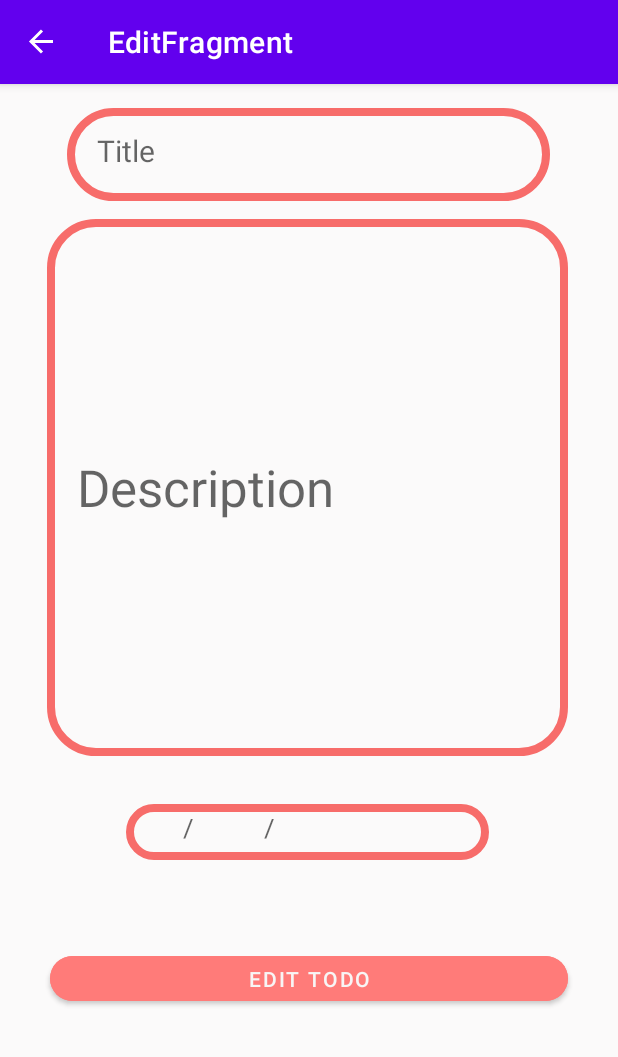
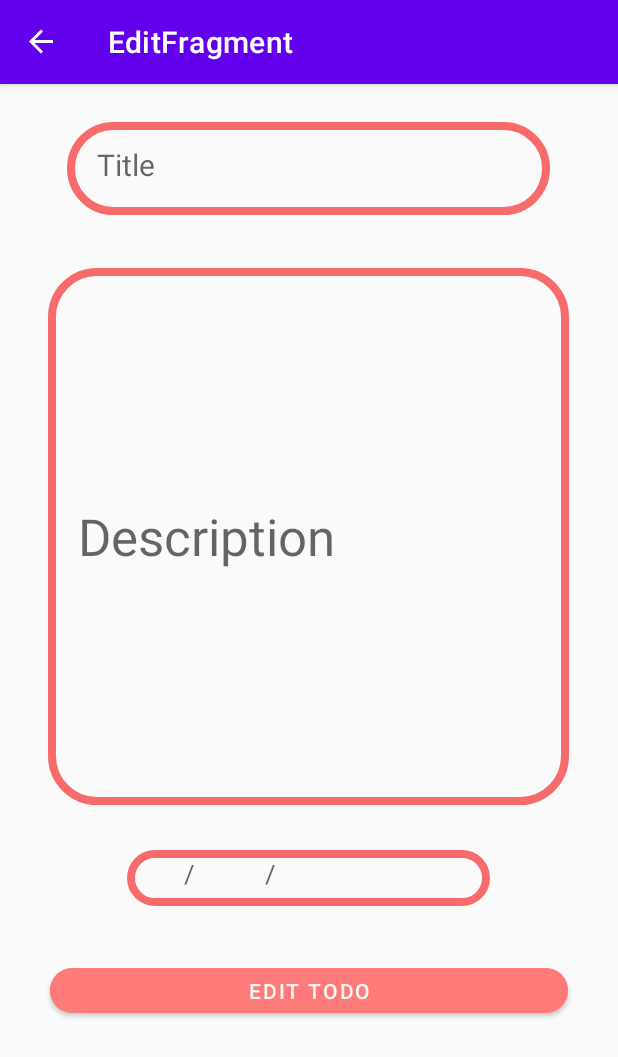
Before and after one commit to waadalshammari/Todo, an Android app: the EditFragment screen opened through its navigation route, on a phone screen of 412 x 824 dp. Shown: the top 1057 px of the screen. Run offline under Robolectric (Android 15) with nearby library versions, the phone set to English and light mode, and no system bars; our stand-ins replace Room's generated code, navigation-ui.

Commit message:
10 commit

```diff
--- a/app/src/main/java/com/example/todo/Splash.kt
+++ b/app/src/main/java/com/example/todo/Splash.kt
@@ -11,7 +11,7 @@ class Splash : AppCompatActivity() {
     override fun onCreate(savedInstanceState: Bundle?) {
         super.onCreate(savedInstanceState)
         setContentView(R.layout.activity_splash)
-
+        supportActionBar?.hide()
         val intent= Intent(this,MainActivity::class.java)// why we put this??
         object : CountDownTimer(2000,1000){
             override fun onTick(p0: Long) {
--- a/app/src/main/java/com/example/todo/view/AddFragment.kt
+++ b/app/src/main/java/com/example/todo/view/AddFragment.kt
@@ -32,6 +32,8 @@ class AddFragment : Fragment() {
     override fun onViewCreated(view: View, savedInstanceState: Bundle?) {
         super.onViewCreated(view, savedInstanceState)
          val formatDate = SimpleDateFormat("dd MMMM YYYY", Locale.ENGLISH)
+
+
         val titleEditText: EditText = view.findViewById(R.id.title_add)
         val desEditText: EditText = view.findViewById(R.id.des_add)
         val dateEditText: EditText = view.findViewById(R.id.date_add)
--- a/app/src/main/java/com/example/todo/view/EditFragment.kt
+++ b/app/src/main/java/com/example/todo/view/EditFragment.kt
@@ -11,6 +11,7 @@ import android.widget.EditText
 import androidx.fragment.app.activityViewModels
 import androidx.navigation.fragment.findNavController
 import com.example.todo.R
+import java.text.SimpleDateFormat
 import java.util.*
 
 
@@ -26,6 +27,9 @@ class EditFragment : Fragment() {
 }
     override fun onViewCreated(view: View, savedInstanceState: Bundle?) {
         super.onViewCreated(view, savedInstanceState)
+
+        val formatDate = SimpleDateFormat("dd MMMM YYYY", Locale.ENGLISH)
+
 
         val titleEditText: EditText = view.findViewById(R.id.title_edit)
         val desEditText: EditText = view.findViewById(R.id.des_edit)
@@ -52,7 +56,7 @@ class EditFragment : Fragment() {
                         selectdate.set(Calendar.YEAR,i)
                         selectdate.set(Calendar.MONTH,i2)
                         selectdate.set(Calendar.DAY_OF_MONTH,i3)
-                        val dateEdit : String =
+                        val date : String = formatDate.format(selectdate.time)
 
                     }, getdate.get(Calendar.YEAR) , getdate.get(Calendar.MONTH) , getdate.get(
                         Calendar.DAY_OF_MONTH))
--- a/app/src/main/res/layout/fragment_edit.xml
+++ b/app/src/main/res/layout/fragment_edit.xml
@@ -8,74 +8,69 @@
     android:background="#FBFAFA"
     tools:context="com.example.todolistapp.view.AddFragment">
 
+    <ScrollView
+        android:layout_width="match_parent"
+        android:layout_height="match_parent"
+        app:layout_constraintBottom_toBottomOf="parent"
+        app:layout_constraintEnd_toEndOf="parent"
+        app:layout_constraintStart_toStartOf="parent"
+        app:layout_constraintTop_toTopOf="parent">
+
+        <LinearLayout
+            android:layout_width="match_parent"
+            android:layout_height="wrap_content"
+            android:gravity="center"
+            android:orientation="vertical">
+
             <EditText
                 android:id="@+id/title_edit"
                 android:layout_width="322dp"
                 android:layout_height="62dp"
-        android:layout_marginStart="44dp"
-        android:layout_marginTop="16dp"
-        android:layout_marginEnd="45dp"
+                android:layout_marginTop="25dp"
+                android:layout_marginBottom="10dp"
                 android:background="@drawable/title_input"
                 android:ems="0"
                 android:hint="Title"
                 android:inputType="textPersonName"
                 android:padding="20dp"
-        android:textSize="20sp"
-        app:layout_constraintEnd_toEndOf="parent"
-        app:layout_constraintStart_toStartOf="parent"
-        app:layout_constraintTop_toTopOf="parent" />
+                android:textSize="20sp" />
 
             <EditText
                 android:id="@+id/des_edit"
                 android:layout_width="347dp"
 
                 android:layout_height="358dp"
-        android:layout_marginStart="16dp"
-        android:layout_marginTop="12dp"
-        android:layout_marginEnd="28dp"
+                android:layout_marginTop="25dp"
                 android:background="@drawable/title_input"
                 android:ems="10"
                 android:hint="Description"
                 android:inputType="textPersonName"
                 android:padding="20dp"
-        android:textSize="34sp"
-        app:layout_constraintEnd_toEndOf="parent"
-        app:layout_constraintHorizontal_bias="0.75"
-        app:layout_constraintStart_toStartOf="parent"
-        app:layout_constraintTop_toBottomOf="@+id/title_edit" />
+                android:textSize="34sp" />
 
             <EditText
                 android:id="@+id/date_edit"
                 android:layout_width="242dp"
 
                 android:layout_height="37dp"
-        android:layout_marginStart="84dp"
-        android:layout_marginTop="32dp"
+                android:layout_marginTop="30dp"
+                android:layout_marginBottom="10dp"
                 android:background="@drawable/title_input"
                 android:ems="10"
                 android:hint="      /          /      "
                 android:inputType="date"
-        android:padding="10dp"
-        app:layout_constraintStart_toStartOf="parent"
-        app:layout_constraintTop_toBottomOf="@+id/des_edit" />
+                android:padding="10dp" />
 
             <Button
                 android:id="@+id/edite_button"
                 android:layout_width="345dp"
                 android:layout_height="42dp"
-        android:layout_marginStart="33dp"
-        android:layout_marginTop="58dp"
-        android:layout_marginEnd="33dp"
-        android:layout_marginBottom="72dp"
+                android:layout_marginTop="25dp"
                 android:backgroundTint="#FF7B79"
                 android:text="EDIT TODO"
                 android:textColor="#F8F5F5"
-        app:cornerRadius="20dp"
-        app:layout_constraintBottom_toBottomOf="parent"
-        app:layout_constraintEnd_toEndOf="parent"
-        app:layout_constraintHorizontal_bias="0.0"
-        app:layout_constraintStart_toStartOf="parent"
-        app:layout_constraintTop_toBottomOf="@+id/date_edit"
-        app:layout_constraintVertical_bias="0.0" />
+                app:cornerRadius="20dp" />
+        </LinearLayout>
+    </ScrollView>
 
 </androidx.constraintlayout.widget.ConstraintLayout>
```
Also changed, not shown: app/src/main/res/layout/fragment_add.xml (+27 -25 lines). Lines whose indentation alone changed are shown as unchanged.
